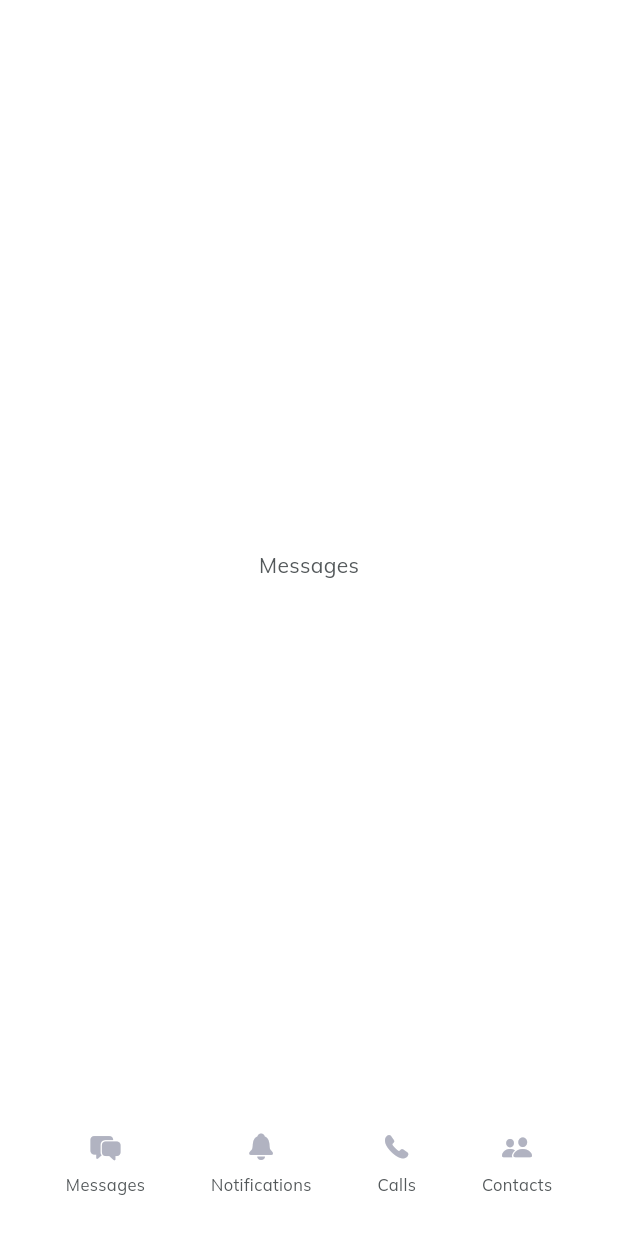
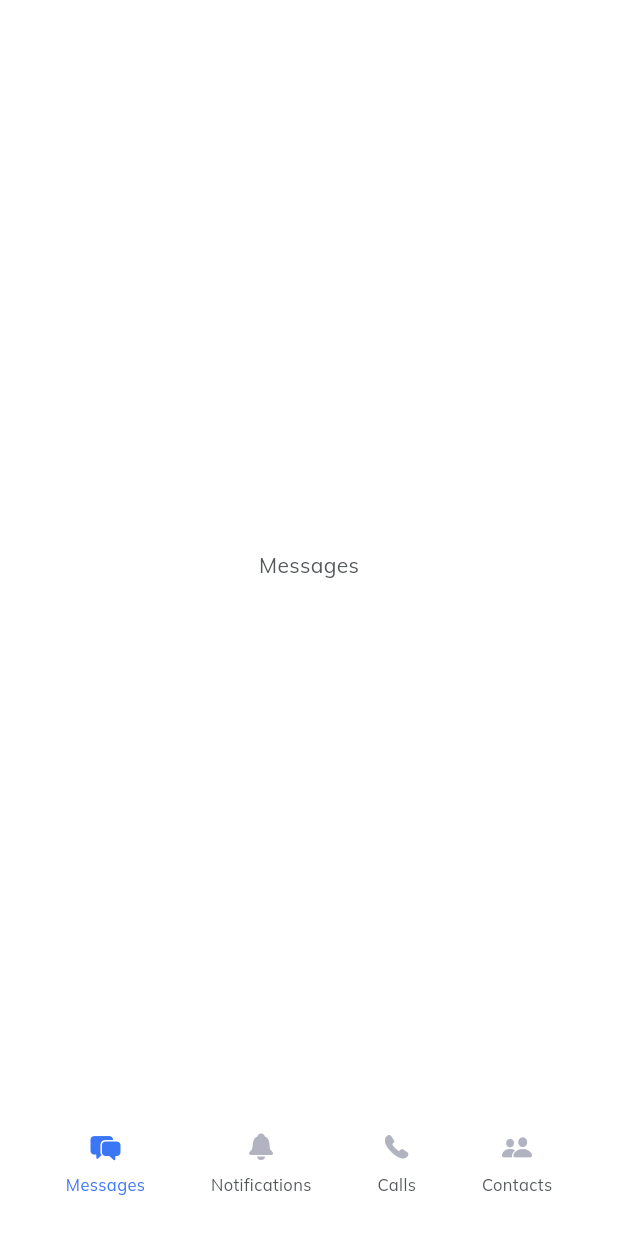
Before and after one commit to vedantkingh/ChatApp, a Flutter app: the screen it shows after launch, on a phone screen of 412 x 824 dp. Run offline on Flutter 3.47's test engine with Material 3 defaults, Android fonts, the phone set to English and light mode, and no system bars; our stand-ins replace google_fonts.

Commit message:
UI Updates

```diff
--- a/lib/screens/home_screen.dart
+++ b/lib/screens/home_screen.dart
@@ -2,6 +2,7 @@ import 'package:chat_app/pages/calls_page.dart';
 import 'package:chat_app/pages/contacts_page.dart';
 import 'package:chat_app/pages/messages_page.dart';
 import 'package:chat_app/pages/notifications_page.dart';
+import 'package:chat_app/theme.dart';
 import 'package:flutter/cupertino.dart';
 import 'package:flutter/material.dart';
 
@@ -135,13 +136,15 @@ class _NavigationBarItem extends StatelessWidget {
             Icon(
               icon,
               size: 20,
+              color: isSelected ? AppColors.secondary : null,
             ),
             SizedBox(
               height: 8,
             ),
             Text(
               label,
-              style: TextStyle(fontSize: 11),
+              style: TextStyle(
+                  fontSize: 11, color: isSelected ? AppColors.secondary : null),
             ),
           ],
         ),
```
